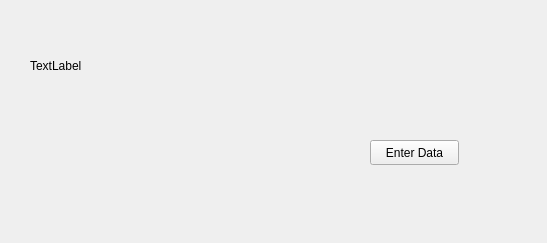
The window that Engg._Drawing_Visualization_n_Design/Source_Code/forms/enterdata.ui (arpanmangal/COP-CAD) describes before a commit, drawn with Qt 5.
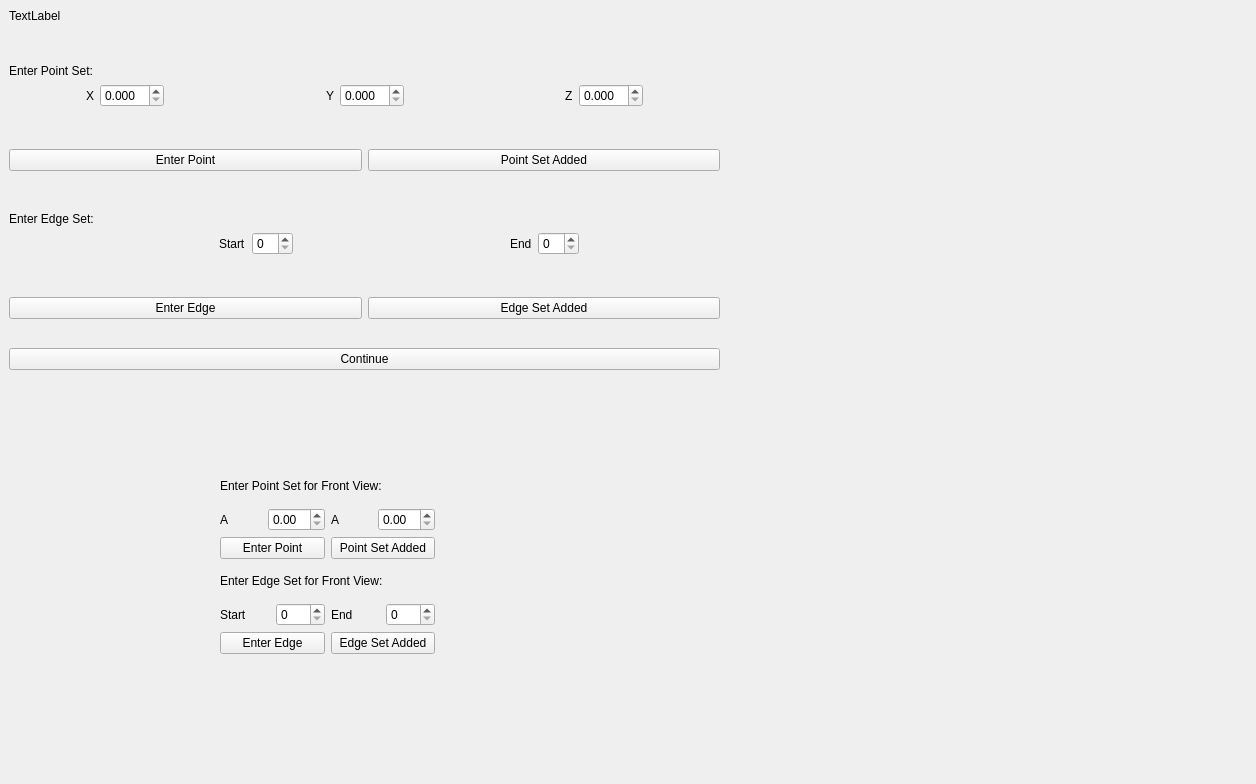
The same window after the commit.

Commit message: Something working atleast, phew!

The edit to the form file:
```diff
--- a/Engg._Drawing_Visualization_n_Design/Source_Code/forms/enterdata.ui
+++ b/Engg._Drawing_Visualization_n_Design/Source_Code/forms/enterdata.ui
@@ -6,38 +6,480 @@
    <rect>
     <x>0</x>
     <y>0</y>
-    <width>547</width>
-    <height>243</height>
+    <width>1256</width>
+    <height>784</height>
    </rect>
   </property>
   <property name="windowTitle">
    <string>Form</string>
   </property>
-  <widget class="QLabel" name="instruction">
+  <widget class="QWidget" name="">
    <property name="geometry">
     <rect>
-     <x>30</x>
-     <y>20</y>
-     <width>441</width>
-     <height>91</height>
+     <x>9</x>
+     <y>9</y>
+     <width>711</width>
+     <height>361</height>
     </rect>
    </property>
-   <property name="text">
-    <string>TextLabel</string>
-   </property>
+   <layout class="QVBoxLayout" name="Main3DLayout">
+    <item>
+     <widget class="QLabel" name="InstructionLabel">
+      <property name="text">
+       <string>TextLabel</string>
+      </property>
+     </widget>
+    </item>
+    <item>
+     <layout class="QVBoxLayout" name="verticalLayout_3">
+      <item>
+       <layout class="QVBoxLayout" name="verticalLayout">
+        <item>
+         <spacer name="verticalSpacer_4">
+          <property name="orientation">
+           <enum>Qt::Vertical</enum>
+          </property>
+          <property name="sizeHint" stdset="0">
+           <size>
+            <width>20</width>
+            <height>40</height>
+           </size>
+          </property>
+         </spacer>
+        </item>
+        <item>
+         <widget class="QLabel" name="label">
+          <property name="text">
+           <string>Enter Point Set:</string>
+          </property>
+         </widget>
+        </item>
+        <item>
+         <layout class="QHBoxLayout" name="horizontalLayout_4">
+          <item>
+           <layout class="QHBoxLayout" name="horizontalLayout">
+            <item>
+             <spacer name="horizontalSpacer_6">
+              <property name="orientation">
+               <enum>Qt::Horizontal</enum>
+              </property>
+              <property name="sizeHint" stdset="0">
+               <size>
+                <width>40</width>
+                <height>20</height>
+               </size>
+              </property>
+             </spacer>
+            </item>
+            <item>
+             <widget class="QLabel" name="label_2">
+              <property name="text">
+               <string>X</string>
+              </property>
+             </widget>
+            </item>
+            <item>
+             <widget class="QDoubleSpinBox" name="Xpoint">
+              <property name="decimals">
+               <number>3</number>
+              </property>
+             </widget>
+            </item>
+           </layout>
+          </item>
+          <item>
+           <spacer name="horizontalSpacer">
+            <property name="orientation">
+             <enum>Qt::Horizontal</enum>
+            </property>
+            <property name="sizeHint" stdset="0">
+             <size>
+              <width>40</width>
+              <height>20</height>
+             </size>
+            </property>
+           </spacer>
+          </item>
+          <item>
+           <layout class="QHBoxLayout" name="horizontalLayout_2">
+            <item>
+             <widget class="QLabel" name="label_3">
+              <property name="text">
+               <string>Y</string>
+              </property>
+             </widget>
+            </item>
+            <item>
+             <widget class="QDoubleSpinBox" name="Ypoint">
+              <property name="decimals">
+               <number>3</number>
+              </property>
+             </widget>
+            </item>
+           </layout>
+          </item>
+          <item>
+           <spacer name="horizontalSpacer_2">
+            <property name="orientation">
+             <enum>Qt::Horizontal</enum>
+            </property>
+            <property name="sizeHint" stdset="0">
+             <size>
+              <width>40</width>
+              <height>20</height>
+             </size>
+            </property>
+           </spacer>
+          </item>
+          <item>
+           <layout class="QHBoxLayout" name="horizontalLayout_3">
+            <item>
+             <widget class="QLabel" name="label_4">
+              <property name="text">
+               <string>Z</string>
+              </property>
+             </widget>
+            </item>
+            <item>
+             <widget class="QDoubleSpinBox" name="Zpoint">
+              <property name="decimals">
+               <number>3</number>
+              </property>
+             </widget>
+            </item>
+            <item>
+             <spacer name="horizontalSpacer_7">
+              <property name="orientation">
+               <enum>Qt::Horizontal</enum>
+              </property>
+              <property name="sizeHint" stdset="0">
+               <size>
+                <width>40</width>
+                <height>20</height>
+               </size>
+              </property>
+             </spacer>
+            </item>
+           </layout>
+          </item>
+         </layout>
+        </item>
+        <item>
+         <spacer name="verticalSpacer">
+          <property name="orientation">
+           <enum>Qt::Vertical</enum>
+          </property>
+          <property name="sizeHint" stdset="0">
+           <size>
+            <width>20</width>
+            <height>40</height>
+           </size>
+          </property>
+         </spacer>
+        </item>
+        <item>
+         <layout class="QHBoxLayout" name="horizontalLayout_8">
+          <item>
+           <widget class="QPushButton" name="enterPoint">
+            <property name="text">
+             <string>Enter Point</string>
+            </property>
+           </widget>
+          </item>
+          <item>
+           <widget class="QPushButton" name="finishPointAddition">
+            <property name="text">
+             <string>Point Set Added</string>
+            </property>
+           </widget>
+          </item>
+         </layout>
+        </item>
+       </layout>
+      </item>
+      <item>
+       <layout class="QVBoxLayout" name="verticalLayout_2">
+        <item>
+         <spacer name="verticalSpacer_3">
+          <property name="orientation">
+           <enum>Qt::Vertical</enum>
+          </property>
+          <property name="sizeHint" stdset="0">
+           <size>
+            <width>20</width>
+            <height>40</height>
+           </size>
+          </property>
+         </spacer>
+        </item>
+        <item>
+         <widget class="QLabel" name="label_7">
+          <property name="text">
+           <string>Enter Edge Set:</string>
+          </property>
+         </widget>
+        </item>
+        <item>
+         <layout class="QHBoxLayout" name="horizontalLayout_7">
+          <item>
+           <spacer name="horizontalSpacer_4">
+            <property name="orientation">
+             <enum>Qt::Horizontal</enum>
+            </property>
+            <property name="sizeHint" stdset="0">
+             <size>
+              <width>40</width>
+              <height>20</height>
+             </size>
+            </property>
+           </spacer>
+          </item>
+          <item>
+           <layout class="QHBoxLayout" name="horizontalLayout_5">
+            <item>
+             <widget class="QLabel" name="label_5">
+              <property name="text">
+               <string>Start</string>
+              </property>
+             </widget>
+            </item>
+            <item>
+             <widget class="QSpinBox" name="StartEdge"/>
+            </item>
+           </layout>
+          </item>
+          <item>
+           <spacer name="horizontalSpacer_3">
+            <property name="orientation">
+             <enum>Qt::Horizontal</enum>
+            </property>
+            <property name="sizeHint" stdset="0">
+             <size>
+              <width>40</width>
+              <height>20</height>
+             </size>
+            </property>
+           </spacer>
+          </item>
+          <item>
+           <layout class="QHBoxLayout" name="horizontalLayout_6">
+            <item>
+             <widget class="QLabel" name="label_6">
+              <property name="text">
+               <string>End</string>
+              </property>
+             </widget>
+            </item>
+            <item>
+             <widget class="QSpinBox" name="EndEdge"/>
+            </item>
+            <item>
+             <spacer name="horizontalSpacer_5">
+              <property name="orientation">
+               <enum>Qt::Horizontal</enum>
+              </property>
+              <property name="sizeHint" stdset="0">
+               <size>
+                <width>40</width>
+                <height>20</height>
+               </size>
+              </property>
+             </spacer>
+            </item>
+           </layout>
+          </item>
+         </layout>
+        </item>
+        <item>
+         <spacer name="verticalSpacer_2">
+          <property name="orientation">
+           <enum>Qt::Vertical</enum>
+          </property>
+          <property name="sizeHint" stdset="0">
+           <size>
+            <width>20</width>
+            <height>40</height>
+           </size>
+          </property>
+         </spacer>
+        </item>
+        <item>
+         <layout class="QHBoxLayout" name="horizontalLayout_9">
+          <item>
+           <widget class="QPushButton" name="enterEdge">
+            <property name="text">
+             <string>Enter Edge</string>
+            </property>
+           </widget>
+          </item>
+          <item>
+           <widget class="QPushButton" name="finishEdgeAddition">
+            <property name="text">
+             <string>Edge Set Added</string>
+            </property>
+           </widget>
+          </item>
+         </layout>
+        </item>
+       </layout>
+      </item>
+     </layout>
+    </item>
+    <item>
+     <spacer name="verticalSpacer_5">
+      <property name="orientation">
+       <enum>Qt::Vertical</enum>
+      </property>
+      <property name="sizeHint" stdset="0">
+       <size>
+        <width>20</width>
+        <height>40</height>
+       </size>
+      </property>
+     </spacer>
+    </item>
+    <item>
+     <widget class="QPushButton" name="ContinueButton">
+      <property name="text">
+       <string>Continue</string>
+      </property>
+     </widget>
+    </item>
+   </layout>
   </widget>
-  <widget class="QPushButton" name="start">
+  <widget class="QWidget" name="">
    <property name="geometry">
     <rect>
-     <x>370</x>
-     <y>140</y>
-     <width>89</width>
-     <height>25</height>
+     <x>220</x>
+     <y>470</y>
+     <width>215</width>
+     <height>184</height>
     </rect>
    </property>
-   <property name="text">
-    <string>Enter Data</string>
-   </property>
+   <layout class="QVBoxLayout" name="verticalLayout_6">
+    <item>
+     <layout class="QVBoxLayout" name="verticalLayout_4">
+      <item>
+       <widget class="QLabel" name="label_10">
+        <property name="text">
+         <string>Enter Point Set for Front View:</string>
+        </property>
+       </widget>
+      </item>
+      <item>
+       <layout class="QHBoxLayout" name="horizontalLayout_12">
+        <item>
+         <layout class="QHBoxLayout" name="horizontalLayout_10">
+          <item>
+           <widget class="QLabel" name="label_8">
+            <property name="text">
+             <string>A</string>
+            </property>
+           </widget>
+          </item>
+          <item>
+           <widget class="QDoubleSpinBox" name="doubleSpinBox"/>
+          </item>
+         </layout>
+        </item>
+        <item>
+         <layout class="QHBoxLayout" name="horizontalLayout_11">
+          <item>
+           <widget class="QLabel" name="label_9">
+            <property name="text">
+             <string>A</string>
+            </property>
+           </widget>
+          </item>
+          <item>
+           <widget class="QDoubleSpinBox" name="doubleSpinBox_2"/>
+          </item>
+         </layout>
+        </item>
+       </layout>
+      </item>
+      <item>
+       <layout class="QHBoxLayout" name="horizontalLayout_13">
+        <item>
+         <widget class="QPushButton" name="pushButton">
+          <property name="text">
+           <string>Enter Point</string>
+          </property>
+         </widget>
+        </item>
+        <item>
+         <widget class="QPushButton" name="pushButton_2">
+          <property name="text">
+           <string>Point Set Added</string>
+          </property>
+         </widget>
+        </item>
+       </layout>
+      </item>
+     </layout>
+    </item>
+    <item>
+     <layout class="QVBoxLayout" name="verticalLayout_5">
+      <item>
+       <widget class="QLabel" name="label_13">
+        <property name="text">
+         <string>Enter Edge Set for Front View:</string>
+        </property>
+       </widget>
+      </item>
+      <item>
+       <layout class="QHBoxLayout" name="horizontalLayout_16">
+        <item>
+         <layout class="QHBoxLayout" name="horizontalLayout_14">
+          <item>
+           <widget class="QLabel" name="label_11">
+            <property name="text">
+             <string>Start</string>
+            </property>
+           </widget>
+          </item>
+          <item>
+           <widget class="QSpinBox" name="spinBox"/>
+          </item>
+         </layout>
+        </item>
+        <item>
+         <layout class="QHBoxLayout" name="horizontalLayout_15">
+          <item>
+           <widget class="QLabel" name="label_12">
+            <property name="text">
+             <string>End</string>
+            </property>
+           </widget>
+          </item>
+          <item>
+           <widget class="QSpinBox" name="spinBox_2"/>
+          </item>
+         </layout>
+        </item>
+       </layout>
+      </item>
+      <item>
+       <layout class="QHBoxLayout" name="horizontalLayout_17">
+        <item>
+         <widget class="QPushButton" name="pushButton_3">
+          <property name="text">
+           <string>Enter Edge</string>
+          </property>
+         </widget>
+        </item>
+        <item>
+         <widget class="QPushButton" name="pushButton_4">
+          <property name="text">
+           <string>Edge Set Added</string>
+          </property>
+         </widget>
+        </item>
+       </layout>
+      </item>
+     </layout>
+    </item>
+   </layout>
   </widget>
  </widget>
  <resources/>
```
The commit also changes 2 other files.
